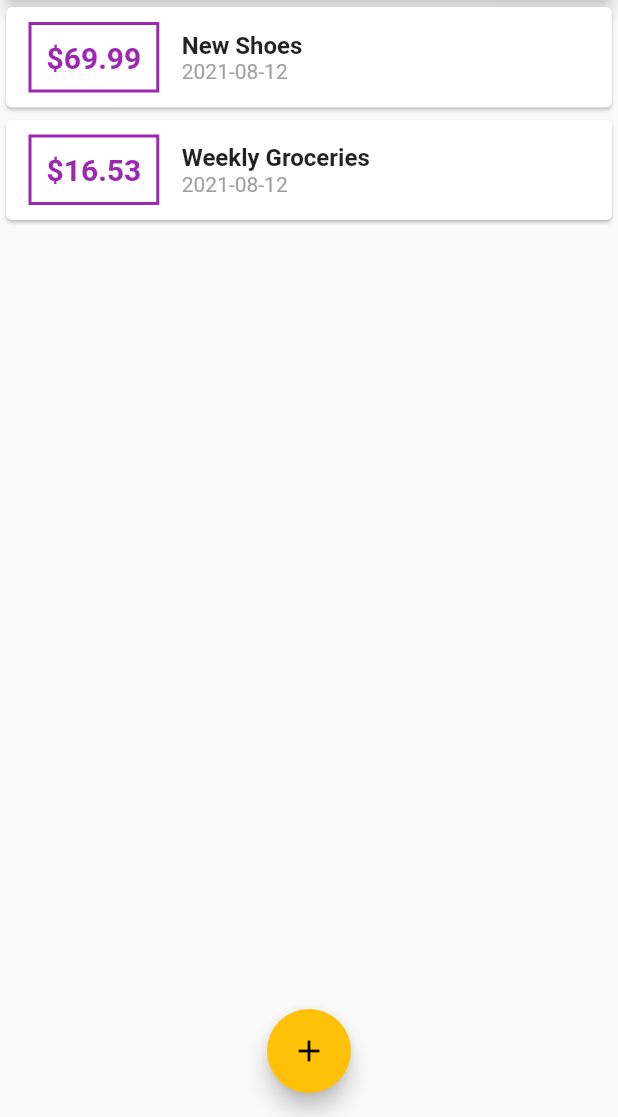
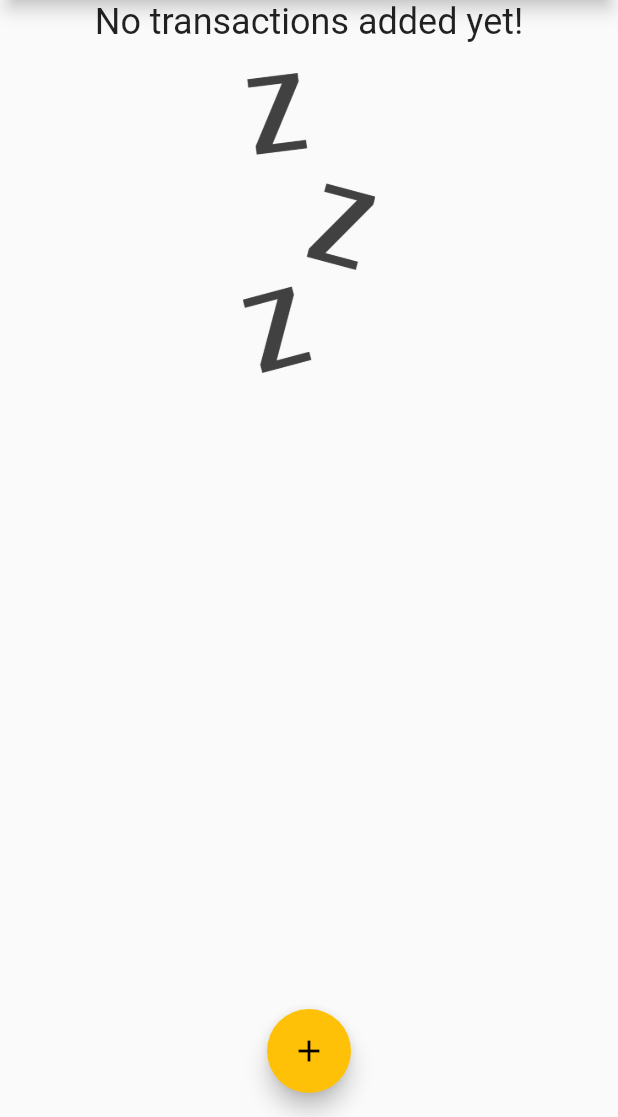
Before and after one commit to stupidguy176/flutter-expense-user, a Flutter app: the screen it shows after launch, on a phone screen of 412 x 824 dp, the part 119-1236 px from its top. Run offline on Flutter 3.47's test engine with Material 2 defaults, Android fonts, the phone set to English and light mode, and no system bars.

Commit message:
Add images and font

```diff
--- a/lib/main.dart
+++ b/lib/main.dart
@@ -31,18 +31,18 @@
   final titleController = TextEditingController();
   final amountController = TextEditingController();
   final List<Transaction> _userTransactions = [
-    Transaction(
-      id: 't1',
-      title: 'New Shoes',
-      amount: 69.99,
-      date: DateTime.now(),
-    ),
-    Transaction(
-      id: 't2',
-      title: 'Weekly Groceries',
-      amount: 16.53,
-      date: DateTime.now(),
-    ),
+    // Transaction(
+    //   id: 't1',
+    //   title: 'New Shoes',
+    //   amount: 69.99,
+    //   date: DateTime.now(),
+    // ),
+    // Transaction(
+    //   id: 't2',
+    //   title: 'Weekly Groceries',
+    //   amount: 16.53,
+    //   date: DateTime.now(),
+    // ),
   ];
 
   void _addNewTransaction(String txTitle, double txAmount) {
--- a/lib/widgets/transaction_list.dart
+++ b/lib/widgets/transaction_list.dart
@@ -11,7 +11,25 @@
   Widget build(BuildContext context) {
     return Container(
       height: 300,
-      child: ListView.builder(
+      child: transactions.isEmpty
+          ? Column(
+              children: <Widget>[
+                Text(
+                  'No transactions added yet!',
+                  style: Theme.of(context).textTheme.headline5,
+                ),
+                SizedBox(
+                  height: 20,
+                ),
+                Container(
+                    height: 200,
+                    child: Image.asset(
+                      'assets/images/waiting.png',
+                      fit: BoxFit.cover,
+                    )),
+              ],
+            )
+          : ListView.builder(
               itemBuilder: (ctx, index) {
                 return Card(
                   child: Row(
@@ -23,7 +41,7 @@
                         ),
                         decoration: BoxDecoration(
                           border: Border.all(
-                      color:Theme.of(context).primaryColor,
+                            color: Theme.of(context).primaryColor,
                             width: 2,
                           ),
                         ),
@@ -33,7 +51,7 @@
                           style: TextStyle(
                               fontWeight: FontWeight.bold,
                               fontSize: 20,
-                        color:Theme.of(context).primaryColor),
+                              color: Theme.of(context).primaryColor),
                         ),
                       ),
                       Column(
@@ -45,7 +63,8 @@
                                 fontWeight: FontWeight.bold,
                               )),
                           Text(
-                      DateFormat('yyy-MM-dd').format(transactions[index].date),
+                            DateFormat('yyy-MM-dd')
+                                .format(transactions[index].date),
                             style: TextStyle(
                               color: Colors.grey,
                             ),
```
Also changed, not shown: pubspec.yaml (+13 -1 lines), assets/fonts/OpenSans-Bold.ttf (added), assets/fonts/OpenSans-Regular.ttf (added), assets/fonts/Quicksand-Bold.ttf (added), assets/fonts/Quicksand-Light.ttf (added), assets/fonts/Quicksand-Medium.ttf (added), assets/fonts/Quicksand-Regular.ttf (added), assets/images/waiting.png (added). Lines whose indentation alone changed are shown as unchanged.
